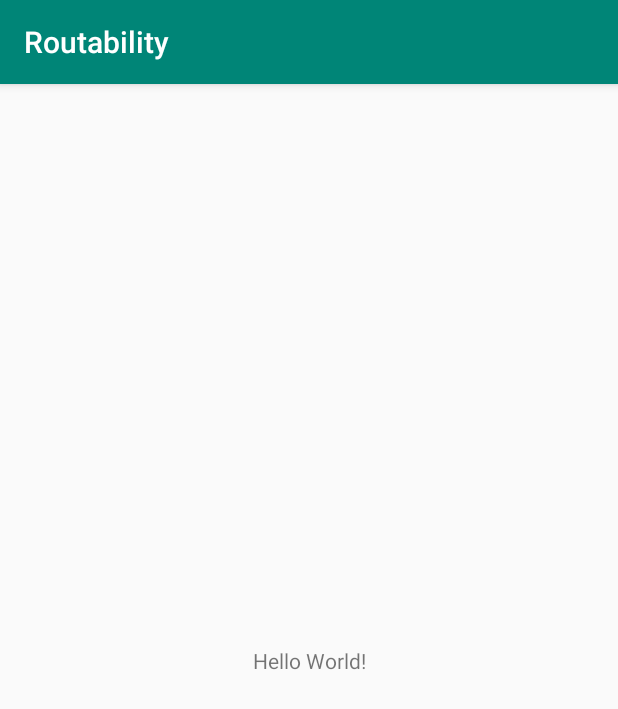
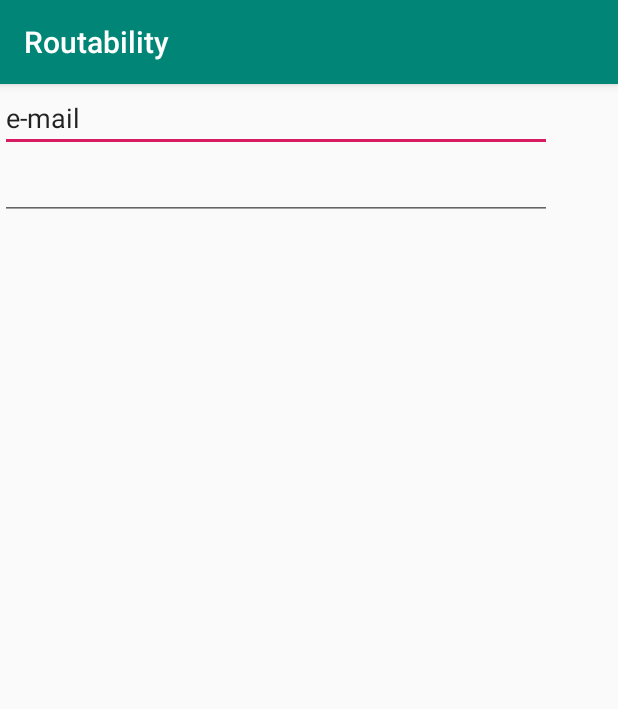
Before and after one commit to cotelus/DGP-MonkeyBits, an Android app: the screen it shows after launch (AccountActivity), on a phone screen of 412 x 824 dp. Shown: the top 709 px of the screen. Run offline under Robolectric (Android 15) with nearby library versions, the phone set to English and light mode, and no system bars.

Commit message:
account dessing

```diff
--- a/monkeybit/app/src/main/java/com/monkeybit/routability/AccountActivity.java
+++ b/monkeybit/app/src/main/java/com/monkeybit/routability/AccountActivity.java
@@ -10,4 +10,5 @@ public class AccountActivity extends AppCompatActivity {
         super.onCreate(savedInstanceState);
         setContentView(R.layout.activity_account);
     }
+
 }
--- a/monkeybit/app/src/main/res/layout/activity_account.xml
+++ b/monkeybit/app/src/main/res/layout/activity_account.xml
@@ -6,13 +6,29 @@
     android:layout_height="match_parent"
     tools:context=".AccountActivity">
 
-    <TextView
-        android:layout_width="wrap_content"
-        android:layout_height="wrap_content"
-        android:text="Hello World!"
-        app:layout_constraintBottom_toBottomOf="parent"
-        app:layout_constraintLeft_toLeftOf="parent"
-        app:layout_constraintRight_toRightOf="parent"
-        app:layout_constraintTop_toTopOf="parent" />
+    <LinearLayout
+        android:layout_width="368dp"
+        android:layout_height="495dp"
+        android:orientation="vertical"
+        tools:layout_editor_absoluteX="8dp"
+        tools:layout_editor_absoluteY="8dp">
 
+        <EditText
+            android:id="@+id/eMailAut"
+            android:layout_width="match_parent"
+            android:layout_height="wrap_content"
+            android:ems="10"
+            android:inputType="textEmailAddress"
+            android:text="e-mail" />
+
+        <EditText
+            android:id="@+id/passAut"
+            android:layout_width="match_parent"
+            android:layout_height="wrap_content"
+            android:contentDescription="password"
+            android:ems="10"
+            android:inputType="textPassword"
+            android:selectAllOnFocus="false"
+            android:singleLine="false" />
+    </LinearLayout>
 </android.support.constraint.ConstraintLayout>
--- a/monkeybit/build.gradle
+++ b/monkeybit/build.gradle
@@ -7,7 +7,7 @@ buildscript {
         jcenter()
     }
     dependencies {
-        classpath 'com.android.tools.build:gradle:3.2.0'
+        classpath 'com.android.tools.build:gradle:3.2.1'
         classpath 'com.google.gms:google-services:4.0.1'
 
         // NOTE: Do not place your application dependencies here; they belong
```
